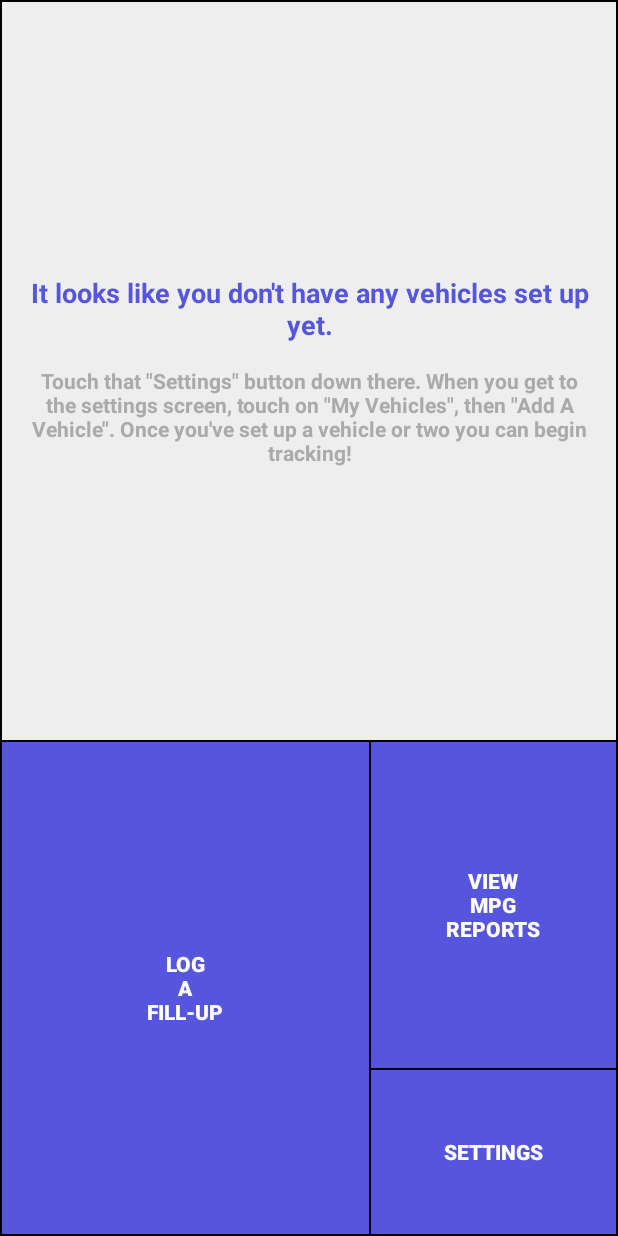
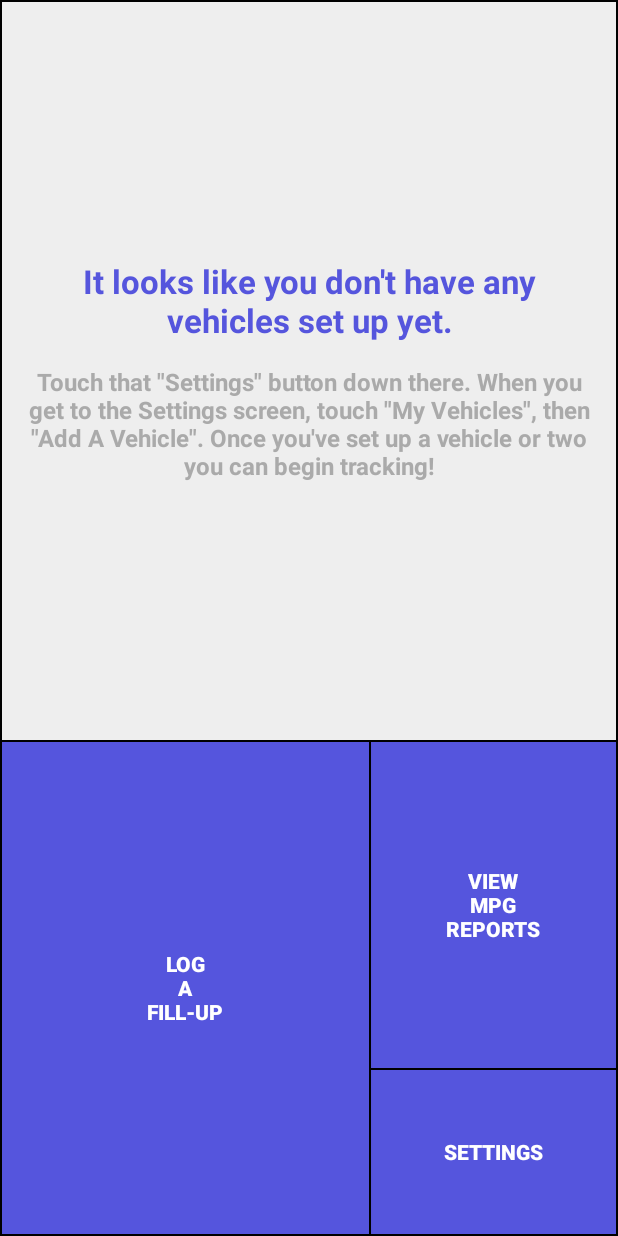
Before and after one commit to alphonzo79/MPG_Tracker, an Android app: the screen it shows after launch (DashboardActivity), on a phone screen of 412 x 824 dp. Run offline under Robolectric (Android 15) with nearby library versions, the phone set to English and light mode, and no system bars; 1 statement that could not run was skipped.

Commit message:
Fixing up the dashboard text a little

```diff
--- a/MpgTracker_Android/src/main/res/layout/activity_dashboard.xml
+++ b/MpgTracker_Android/src/main/res/layout/activity_dashboard.xml
@@ -92,7 +92,7 @@
                 android:layout_centerHorizontal="true"
                 android:textColor="@color/btn_enabled"
                 android:textStyle="bold"
-                android:textSize="18sp"
+                android:textSize="22sp"
                 android:gravity="center_horizontal" />
 
             <TextView
@@ -104,7 +104,7 @@
                 android:layout_marginTop="15dp"
                 android:textColor="@color/dark_grey"
                 android:textStyle="bold"
-                android:textSize="14sp"
+                android:textSize="16sp"
                 android:gravity="center_horizontal" />
 
         </RelativeLayout>
--- a/MpgTracker_Android/src/main/res/values/strings.xml
+++ b/MpgTracker_Android/src/main/res/values/strings.xml
@@ -20,7 +20,7 @@
     <string name="share_usage_text">Share non-identifying data that can help us understand how the app is used and to quickly receive crash reports.</string>
 
     <string name="no_cars_dashboard_header">It looks like you don\'t have any vehicles set up yet.</string>
-    <string name="no_cars_dashboard_text">Touch that \"Settings\" button down there. When you get to the settings screen, touch on \"My Vehicles\", then \"Add A Vehicle\". Once you\'ve set up a vehicle or two you can begin tracking!</string>
+    <string name="no_cars_dashboard_text">Touch that \"Settings\" button down there. When you get to the Settings screen, touch \"My Vehicles\", then \"Add A Vehicle\". Once you\'ve set up a vehicle or two you can begin tracking!</string>
     <string name="no_data_dashboard_header">It looks like you haven\'t logged any fill-ups yet.</string>
     <string name="no_data_dashboard_text">Once you have logged a fill-up, your most recent MPG will show up in this space. For now, touch that big \"Log A Fill-Up\" button down there the next time you stop at the gas station.</string>
     <string name="most_recent_fillup">Last Fill-Up</string>
```
